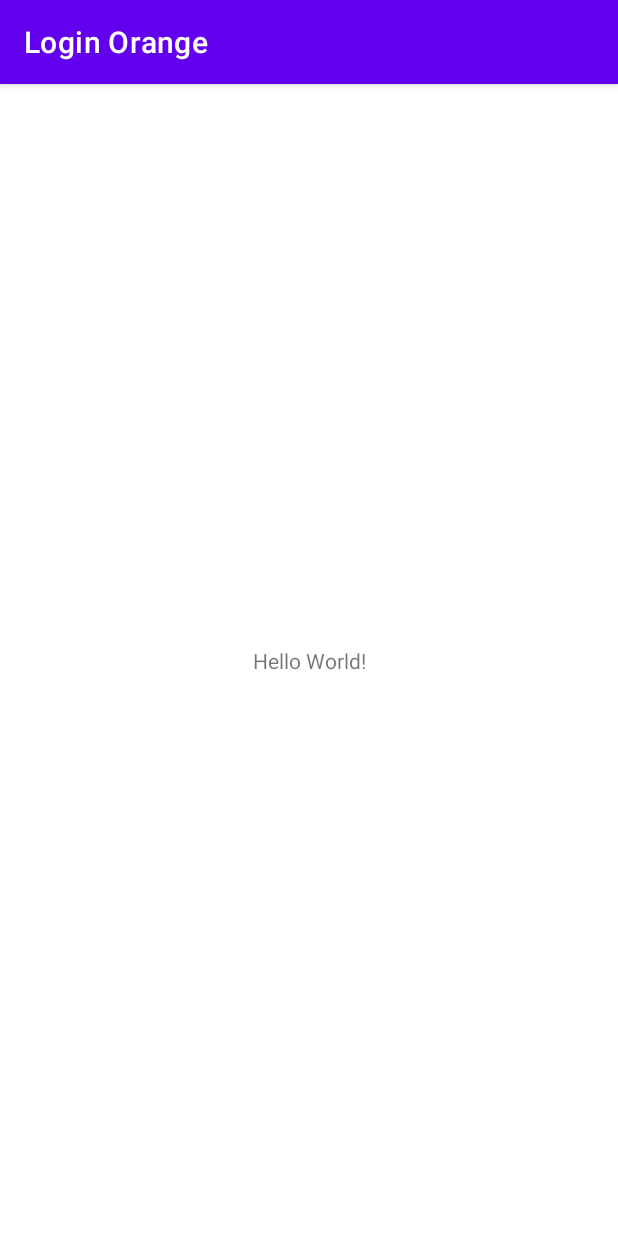
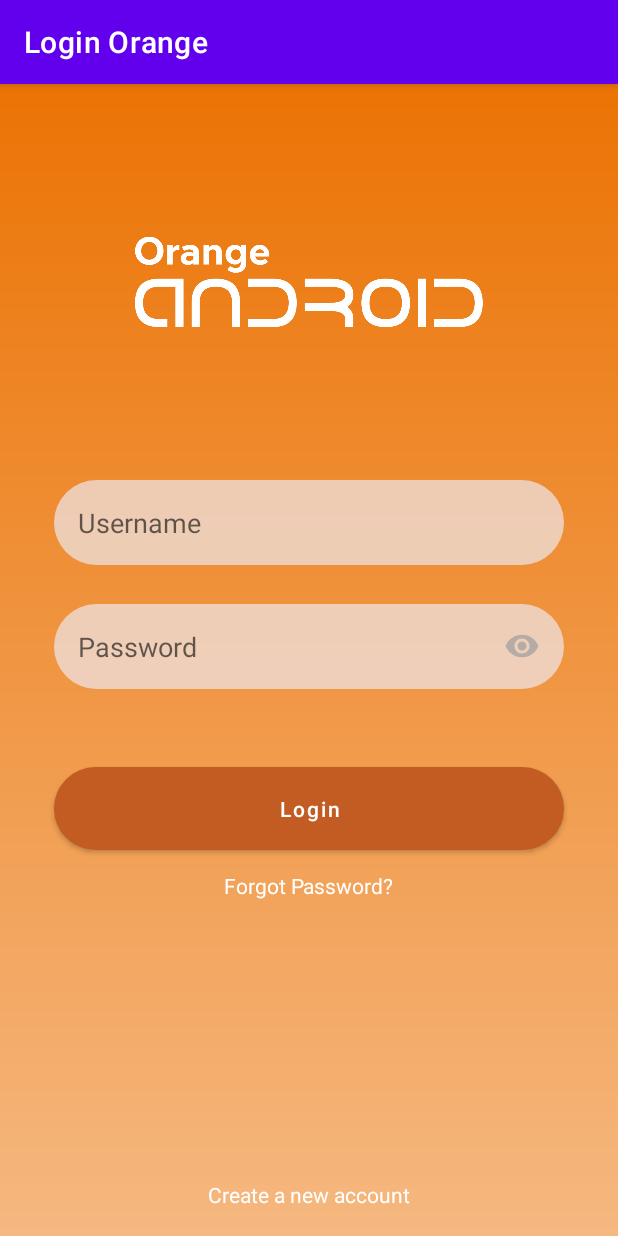
Before and after one commit to mfkldev/AppOrangeAndroid, an Android app: the screen it shows after launch (MainActivity before the commit, FormLoginActivity after it), on a phone screen of 412 x 824 dp. Run offline under Robolectric (Android 15) with nearby library versions, the phone set to English and light mode, and no system bars.

Commit message:
Layout Screen Login
Layout da tela de login criado, conforme telas da equipe de design.

```diff
--- a/app/src/main/AndroidManifest.xml
+++ b/app/src/main/AndroidManifest.xml
@@ -10,14 +10,16 @@
         android:supportsRtl="true"
         android:theme="@style/Theme.LoginOrange">
         <activity
-            android:name=".MainActivity"
+            android:name=".FormLoginActivity"
             android:exported="true">
             <intent-filter>
                 <action android:name="android.intent.action.MAIN" />
-
                 <category android:name="android.intent.category.LAUNCHER" />
             </intent-filter>
         </activity>
+        <activity
+            android:name=".MainActivity"
+            android:exported="true" />
     </application>
 
 </manifest>
--- /dev/null
+++ b/app/src/main/java/br/com/marciosouza/loginorange/FormLoginActivity.kt
@@ -0,0 +1,11 @@
+package br.com.marciosouza.loginorange
+
+import androidx.appcompat.app.AppCompatActivity
+import android.os.Bundle
+
+class FormLoginActivity : AppCompatActivity() {
+    override fun onCreate(savedInstanceState: Bundle?) {
+        super.onCreate(savedInstanceState)
+        setContentView(R.layout.activity_form_login)
+    }
+}
--- /dev/null
+++ b/app/src/main/res/drawable/background.xml
@@ -0,0 +1,10 @@
+<?xml version="1.0" encoding="utf-8"?>
+<shape xmlns:android="http://schemas.android.com/apk/res/android">
+
+    <gradient
+        android:startColor="@color/orange_orange_android"
+        android:endColor="@color/orange_light_orange_android"
+        android:angle="270"
+        />
+
+</shape>
--- /dev/null
+++ b/app/src/main/res/drawable/button_confirm.xml
@@ -0,0 +1,7 @@
+<?xml version="1.0" encoding="utf-8"?>
+<shape xmlns:android="http://schemas.android.com/apk/res/android">
+
+    <solid android:color="@color/brown_orange_android"/>
+    <corners android:radius="30dp"/>
+
+</shape>
--- /dev/null
+++ b/app/src/main/res/drawable/edit_text.xml
@@ -0,0 +1,7 @@
+<?xml version="1.0" encoding="utf-8"?>
+<shape xmlns:android="http://schemas.android.com/apk/res/android">
+
+    <solid android:color="@color/cream_orange_android"/>
+    <corners android:radius="30dp"/>
+
+</shape>
--- /dev/null
+++ b/app/src/main/res/drawable/ic_eye.xml
@@ -0,0 +1,5 @@
+<vector android:alpha="0.8" android:height="24dp" android:tint="#A9A3A3"
+    android:viewportHeight="24" android:viewportWidth="24"
+    android:width="24dp" xmlns:android="http://schemas.android.com/apk/res/android">
+    <path android:fillColor="@android:color/white" android:pathData="M12,4.5C7,4.5 2.73,7.61 1,12c1.73,4.39 6,7.5 11,7.5s9.27,-3.11 11,-7.5c-1.73,-4.39 -6,-7.5 -11,-7.5zM12,17c-2.76,0 -5,-2.24 -5,-5s2.24,-5 5,-5 5,2.24 5,5 -2.24,5 -5,5zM12,9c-1.66,0 -3,1.34 -3,3s1.34,3 3,3 3,-1.34 3,-3 -1.34,-3 -3,-3z"/>
+</vector>
--- /dev/null
+++ b/app/src/main/res/layout/activity_form_login.xml
@@ -0,0 +1,76 @@
+<?xml version="1.0" encoding="utf-8"?>
+<androidx.constraintlayout.widget.ConstraintLayout xmlns:android="http://schemas.android.com/apk/res/android"
+    xmlns:app="http://schemas.android.com/apk/res-auto"
+    xmlns:tools="http://schemas.android.com/tools"
+    android:layout_width="match_parent"
+    android:layout_height="match_parent"
+    android:background="@drawable/background"
+    tools:context=".FormLoginActivity">
+
+    <ImageView
+        android:id="@+id/logo"
+        android:layout_width="232dp"
+        android:layout_height="64dp"
+        android:layout_marginVertical="100dp"
+        android:src="@drawable/orange_android_bw"
+        app:layout_constraintEnd_toEndOf="parent"
+        app:layout_constraintStart_toStartOf="parent"
+        app:layout_constraintTop_toTopOf="parent"
+        />
+
+    <EditText
+        android:id="@+id/form_login_username"
+        style="@style/EditText"
+        android:layout_marginHorizontal="36dp"
+        android:layout_marginTop="100dp"
+        android:hint="@string/username"
+        app:layout_constraintStart_toStartOf="parent"
+        app:layout_constraintTop_toBottomOf="@id/logo"
+        />
+
+    <EditText
+        android:id="@+id/form_login_password"
+        style="@style/EditText"
+        android:layout_marginHorizontal="36dp"
+        android:layout_marginTop="26dp"
+        android:hint="@string/password"
+        app:layout_constraintStart_toStartOf="parent"
+        app:layout_constraintTop_toBottomOf="@id/form_login_username"
+        android:drawableEnd="@drawable/ic_eye"
+        />
+
+    <Button
+        android:id="@+id/form_login_login"
+        style="@style/ButtonConfirm"
+        android:text="@string/login"
+        android:layout_marginHorizontal="36dp"
+        android:layout_marginTop="52dp"
+        app:layout_constraintStart_toStartOf="parent"
+        app:layout_constraintTop_toBottomOf="@id/form_login_password"
+        />
+
+    <TextView
+        android:id="@+id/form_login_forgot_password"
+        android:text="@string/forgot_password"
+        android:textColor="@color/white"
+        android:layout_width="wrap_content"
+        android:layout_height="wrap_content"
+        app:layout_constraintStart_toStartOf="parent"
+        app:layout_constraintTop_toBottomOf="@id/form_login_login"
+        app:layout_constraintEnd_toEndOf="parent"
+        android:layout_margin="14dp"
+        />
+
+    <TextView
+        android:id="@+id/form_login_create_new_account"
+        android:text="@string/create_a_new_account"
+        android:textColor="@color/white"
+        android:layout_width="wrap_content"
+        android:layout_height="wrap_content"
+        app:layout_constraintStart_toStartOf="parent"
+        app:layout_constraintEnd_toEndOf="parent"
+        app:layout_constraintBottom_toBottomOf="parent"
+        android:layout_margin="18dp"
+        />
+
+</androidx.constraintlayout.widget.ConstraintLayout>
--- a/app/src/main/res/values/colors.xml
+++ b/app/src/main/res/values/colors.xml
@@ -7,4 +7,8 @@
     <color name="teal_700">#FF018786</color>
     <color name="black">#FF000000</color>
     <color name="white">#FFFFFFFF</color>
+    <color name="orange_orange_android">#EB7304</color>
+    <color name="brown_orange_android">#C35C22</color>
+    <color name="cream_orange_android">#BBEFE4E4</color>
+    <color name="orange_light_orange_android">#F5B880</color>
 </resources>
--- a/app/src/main/res/values/strings.xml
+++ b/app/src/main/res/values/strings.xml
@@ -1,3 +1,8 @@
 <resources>
     <string name="app_name">Login Orange</string>
+    <string name="password">Password</string>
+    <string name="username">Username</string>
+    <string name="login">Login</string>
+    <string name="forgot_password">Forgot Password?</string>
+    <string name="create_a_new_account">Create a new account</string>
 </resources>
--- /dev/null
+++ b/app/src/main/res/values/styles.xml
@@ -0,0 +1,20 @@
+<?xml version="1.0" encoding="utf-8"?>
+<resources>
+
+    <style name="EditText">
+        <item name="android:layout_width">match_parent</item>
+        <item name="android:layout_height">wrap_content</item>
+        <item name="android:background">@drawable/edit_text</item>
+        <item name="android:padding">16dp</item>
+    </style>
+
+    <style name="ButtonConfirm" >
+        <item name="android:layout_width">match_parent</item>
+        <item name="android:layout_height">wrap_content</item>
+        <item name="android:padding">12dp</item>
+        <item name="android:background">@drawable/button_confirm</item>
+        <item name="android:textAllCaps">false</item>
+        <item name="backgroundTint">@color/brown_orange_android</item>
+    </style>
+
+</resources>
```
Also changed, not shown: app/src/main/res/drawable-v24/orange_android_bw.png (added), app/src/main/res/drawable-v24/orange_android_color.png (added), app/src/main/res/font/android7.ttf (added), app/src/main/res/font/versatile_bold.otf (added), 1 other file.
